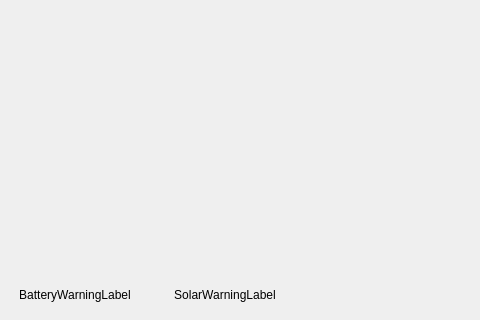
UCR-Solar-Car/DriverInterface, file mainwindow.ui: the form before one commit; both pictures show x 0 to 480 and y 280 to 600 of the 800 by 600 pixel window.
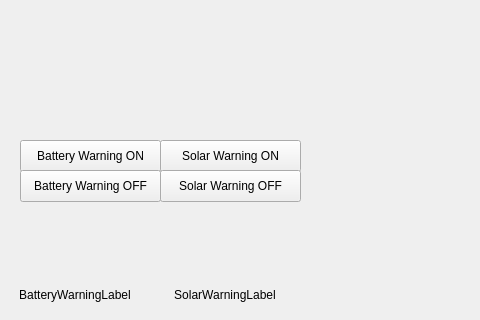
The form after the commit.

Commit message: Added buttons for label switches

Diff of the .ui file:
```diff
--- a/mainwindow.ui
+++ b/mainwindow.ui
@@ -58,6 +58,58 @@
      <set>Qt::AlignCenter</set>
     </property>
    </widget>
+   <widget class="QPushButton" name="batteryWarning_ON">
+    <property name="geometry">
+     <rect>
+      <x>20</x>
+      <y>420</y>
+      <width>141</width>
+      <height>32</height>
+     </rect>
+    </property>
+    <property name="text">
+     <string>Battery Warning ON</string>
+    </property>
+   </widget>
+   <widget class="QPushButton" name="batteryWarning_OFF">
+    <property name="geometry">
+     <rect>
+      <x>20</x>
+      <y>450</y>
+      <width>141</width>
+      <height>32</height>
+     </rect>
+    </property>
+    <property name="text">
+     <string>Battery Warning OFF</string>
+    </property>
+   </widget>
+   <widget class="QPushButton" name="solarWarning_ON">
+    <property name="geometry">
+     <rect>
+      <x>160</x>
+      <y>420</y>
+      <width>141</width>
+      <height>32</height>
+     </rect>
+    </property>
+    <property name="text">
+     <string>Solar Warning ON</string>
+    </property>
+   </widget>
+   <widget class="QPushButton" name="solarWarning_OFF">
+    <property name="geometry">
+     <rect>
+      <x>160</x>
+      <y>450</y>
+      <width>141</width>
+      <height>32</height>
+     </rect>
+    </property>
+    <property name="text">
+     <string>Solar Warning OFF</string>
+    </property>
+   </widget>
   </widget>
  </widget>
  <resources/>
```
The commit also changes 2 other files.
